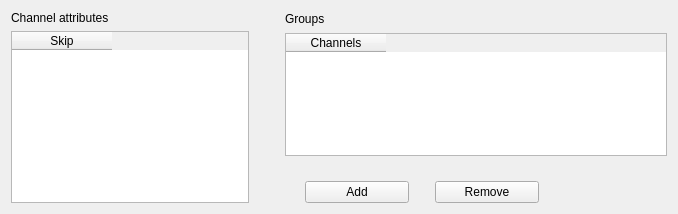
Above: ndmanager/src/anatomylayout.ui from neurosuite/ndmanager-plugins before the change. Below: the same form after it.
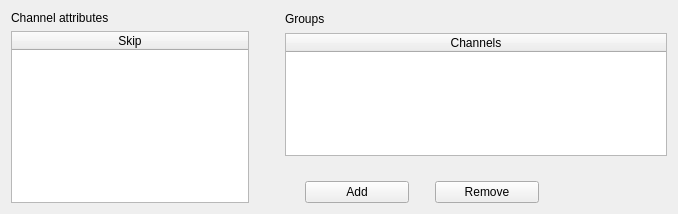
That is the form after the change.

What changed in the file:
```diff
--- a/ndmanager/src/anatomylayout.ui
+++ b/ndmanager/src/anatomylayout.ui
@@ -165,6 +165,9 @@
          <property name="columnCount">
           <number>1</number>
          </property>
+         <attribute name="horizontalHeaderStretchLastSection">
+          <bool>true</bool>
+         </attribute>
          <column>
           <property name="text">
            <string>Channels</string>
@@ -255,6 +258,9 @@
        <property name="columnCount">
         <number>1</number>
        </property>
+       <attribute name="horizontalHeaderStretchLastSection">
+        <bool>true</bool>
+       </attribute>
        <column>
         <property name="text">
          <string>Skip</string>
```
